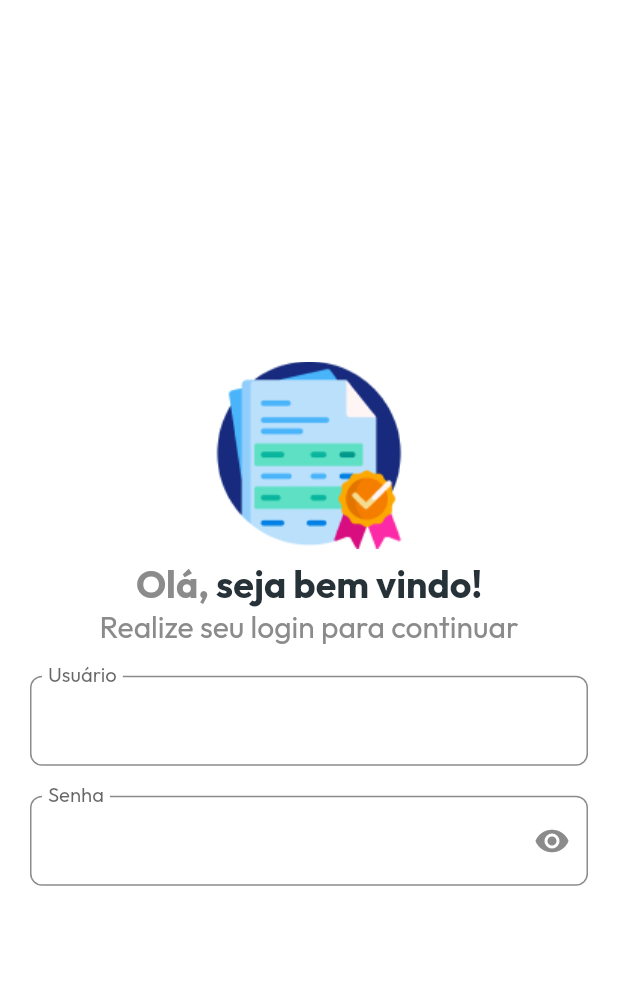
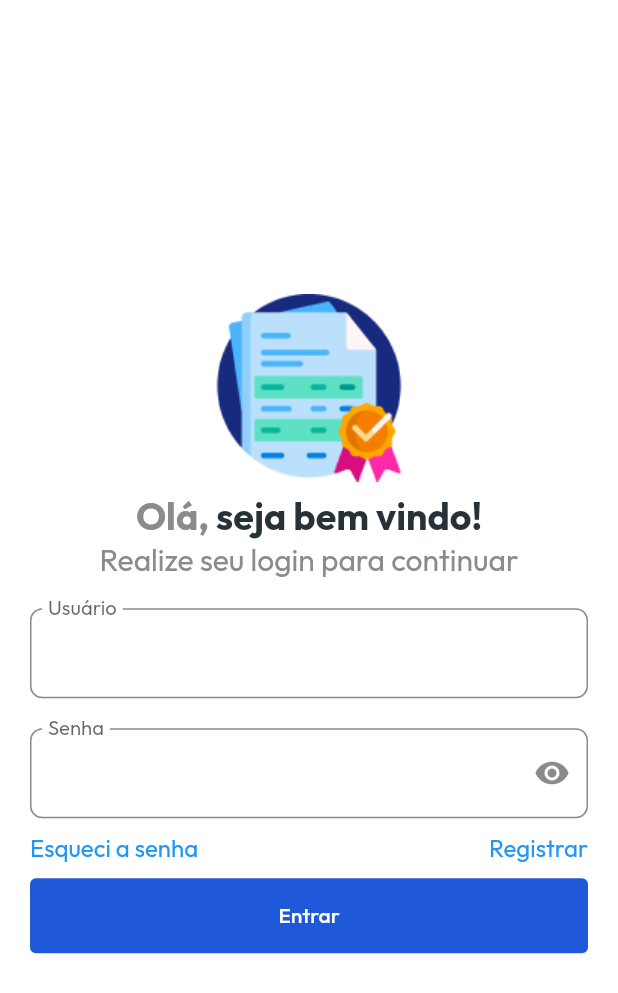
Before and after one commit to rennerborges/desenvolvimento_sistemas_moveis_tsi, a Flutter app: the screen it shows after launch, on a phone screen of 412 x 824 dp. Shown: the top 993 px of the screen. Run offline on Flutter 3.47's test engine with Material 2 defaults, Android fonts, the phone set to English and light mode, and no system bars; our stand-ins replace google_fonts, image_picker, sqflite; missing offline and left inert: dart:ffi; accounts and stored records are empty.

```diff
--- /dev/null
+++ b/invoice_up/lib/components/link.dart
@@ -0,0 +1,50 @@
+import 'dart:ffi';
+
+import 'package:flutter/material.dart';
+import 'package:invoice_up/utils/colors.dart';
+
+// ignore: must_be_immutable
+class LinkInvoiceUp extends StatefulWidget {
+  late String text;
+
+  double? fontSize;
+  FontWeight? fontWeight;
+  EdgeInsets? margin;
+  void Function(BuildContext context)? onTap;
+
+  LinkInvoiceUp(
+    this.text, {
+    super.key,
+    this.fontSize,
+    this.fontWeight,
+    this.margin,
+    this.onTap,
+  });
+
+  @override
+  State<LinkInvoiceUp> createState() => _LinkInvoiceUpState();
+}
+
+class _LinkInvoiceUpState extends State<LinkInvoiceUp> {
+  @override
+  Widget build(BuildContext context) {
+    return Container(
+      margin: widget.margin ?? const EdgeInsets.symmetric(vertical: 10),
+      child: InkWell(
+        onTap: () {
+          if (widget.onTap != null) {
+            widget.onTap!(context);
+          }
+        },
+        child: Text(
+          widget.text,
+          style: TextStyle(
+            color: Colors.blue[500],
+            fontSize: widget.fontSize ?? 16,
+            fontWeight: widget.fontWeight ?? FontWeight.normal,
+          ),
+        ),
+      ),
+    );
+  }
+}
--- a/invoice_up/lib/main.dart
+++ b/invoice_up/lib/main.dart
@@ -14,7 +14,7 @@ class App extends StatelessWidget {
   @override
   Widget build(BuildContext context) {
     return MaterialApp(
-      title: 'Shopee',
+      title: 'Invoice Up',
       debugShowCheckedModeBanner: false,
       theme: ThemeData(
         fontFamily: GoogleFonts.outfit().fontFamily,
--- a/invoice_up/lib/screens/login/login-screen.dart
+++ b/invoice_up/lib/screens/login/login-screen.dart
@@ -1,5 +1,6 @@
 import 'package:flutter/material.dart';
 import 'package:invoice_up/components/input.dart';
+import 'package:invoice_up/components/link.dart';
 import 'package:invoice_up/components/text.dart';
 import 'package:invoice_up/utils/colors.dart';
 
@@ -52,7 +53,30 @@ class _LoginScreenState extends State<LoginScreen> {
                         labelText: 'Senha',
                         isPassword: true,
                         margin: const EdgeInsets.only(top: 20),
-                      )
+                      ),
+                      Row(
+                        mainAxisAlignment: MainAxisAlignment.spaceBetween,
+                        children: [
+                          LinkInvoiceUp('Esqueci a senha'),
+                          LinkInvoiceUp('Registrar'),
+                        ],
+                      ),
+                      Container(
+                        width: double.infinity,
+                        height: 50,
+                        child: ElevatedButton(
+                          child: Text('Entrar'),
+                          style: ButtonStyle(
+                            backgroundColor: MaterialStateProperty.all(
+                              ColorsInvoiceUp.blueMain,
+                            ),
+                            elevation: MaterialStateProperty.all(0),
+                          ),
+                          onPressed: () {
+                            print('Hello');
+                          },
+                        ),
+                      ),
                     ],
                   )),
             )
```
Also changed, not shown: 17 other files.
